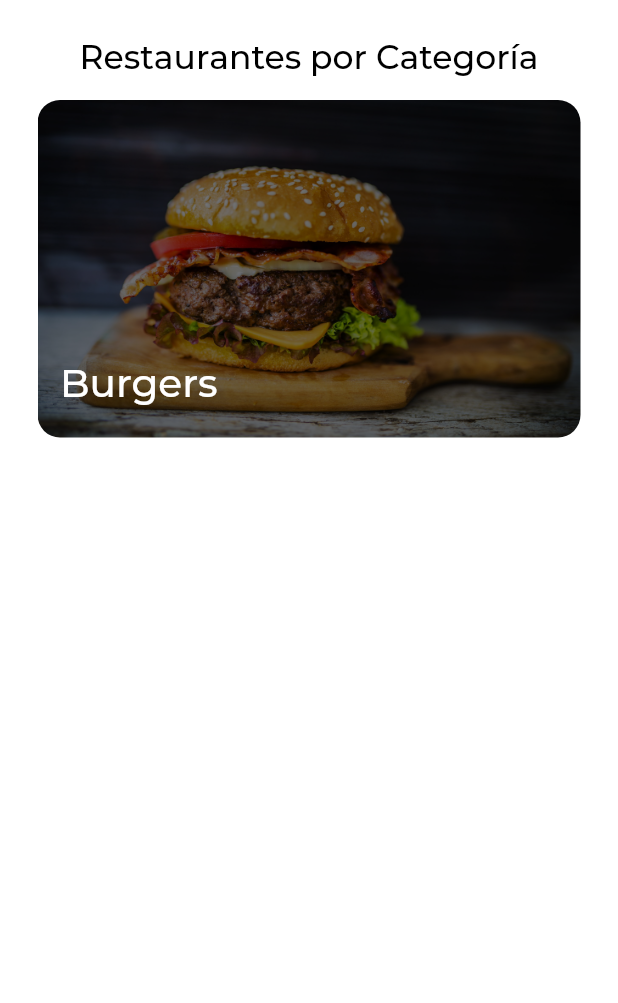
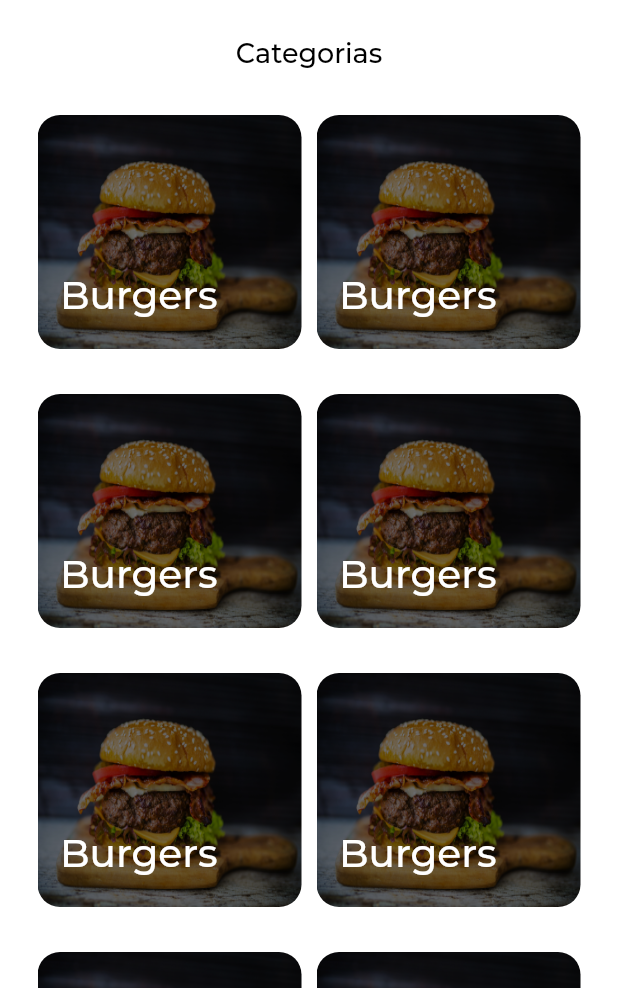
Before and after one commit to JPGarCar/gordos_pero_felices, a Flutter app: the CategoriesScreen screen opened by its route, on a phone screen of 412 x 824 dp, the part 233-1236 px from its top. Run offline on Flutter 3.47's test engine with Material 2 defaults, Android fonts, the phone set to English and light mode, and no system bars; our stand-ins replace carousel_slider; project files that could hold a hidden picture were left out.

Commit message:
Implemented categories_screen.dart as designed, no functionality.

```diff
--- a/lib/main.dart
+++ b/lib/main.dart
@@ -26,7 +26,7 @@ class MyApp extends StatelessWidget {
         InitialScreen.screenId: (context) => InitialScreen(),
         CategoriesScreen.screenId: (context) => CategoriesScreen(),
       },
-      initialRoute: CategoryScreen.screenId,
+      initialRoute: HomeScreen.screenId,
     );
   }
 }
--- a/lib/screens/categories_screen.dart
+++ b/lib/screens/categories_screen.dart
@@ -53,16 +53,22 @@ class _CategoriesScreenState extends State<CategoriesScreen> {
                   child: Image.asset('images/gordos_logo.png'),
                 ),
               ),
-              Text(
-                'Restaurantes por Categoría',
-                style: TextStyle(
-                  fontWeight: FontWeight.w500,
-                  color: Colors.black,
-                  fontSize: 22,
+              Padding(
+                padding: const EdgeInsets.only(bottom: 15),
+                child: Text(
+                  'Categorias',
+                  style: TextStyle(
+                    fontWeight: FontWeight.w500,
+                    color: Colors.black,
+                    fontSize: 18,
+                  ),
                 ),
               ),
               Expanded(
-                child: ListView.builder(
+                child: GridView.builder(
+                  gridDelegate: SliverGridDelegateWithFixedCrossAxisCount(
+                    crossAxisCount: 2,
+                  ),
                   itemBuilder: (context, index) {
                     return CategoryCard(
                       category: Category(
@@ -71,9 +77,9 @@ class _CategoriesScreenState extends State<CategoriesScreen> {
                       ),
                     );
                   },
-                  itemCount: 1,
+                  itemCount: 12,
                 ),
-              )
+              ),
             ],
           ),
         ),
--- a/lib/screens/home_screen.dart
+++ b/lib/screens/home_screen.dart
@@ -61,7 +61,7 @@ class _HomeScreenState extends State<HomeScreen> {
                 style: TextStyle(
                   fontWeight: FontWeight.w500,
                   color: Colors.black,
-                  fontSize: 20,
+                  fontSize: 18,
                 ),
               ),
               Padding(
@@ -107,7 +107,7 @@ class _HomeScreenState extends State<HomeScreen> {
                   },
                   itemCount: 3,
                 ),
-              )
+              ),
             ],
           ),
         ),
```
